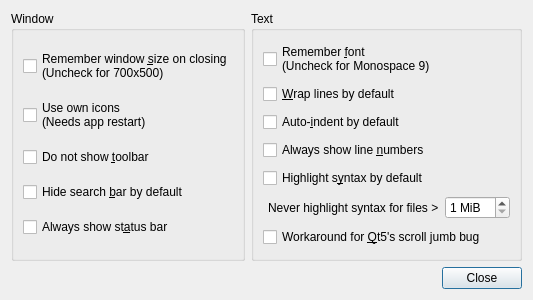
Before: the Qt Designer form featherpad/predDialog.ui in vecnathewhisperd0/FeatherPad, drawn with Qt 5.
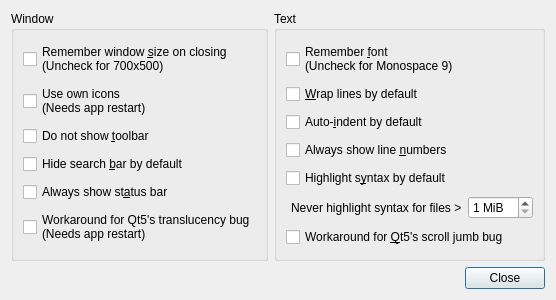
After: the same form once the commit is applied.

Commit message:
A separate option for working around Qt's translucency bug
Also:
Format note and url patterns inside Python multiline quotes.
Consider the possibility that here-doc delimiter may be commened out.

Patch:
```diff
--- a/featherpad/predDialog.ui
+++ b/featherpad/predDialog.ui
@@ -57,6 +57,17 @@
         </property>
        </widget>
       </item>
+      <item row="5" column="0">
+       <widget class="QCheckBox" name="transBox">
+        <property name="toolTip">
+         <string>Check this only if you see weird effects with translucent themes!</string>
+        </property>
+        <property name="text">
+         <string>Workaround for Qt5's translucency bug
+(Needs app restart)</string>
+        </property>
+       </widget>
+      </item>
      </layout>
     </widget>
    </item>
```
Left out of the diff: 5 changed lines with no effect on the pictures. The commit also changes 12 other files.
